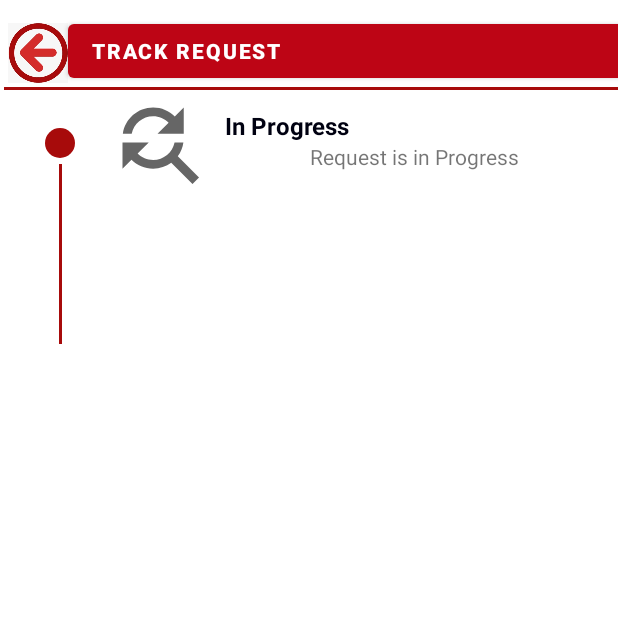
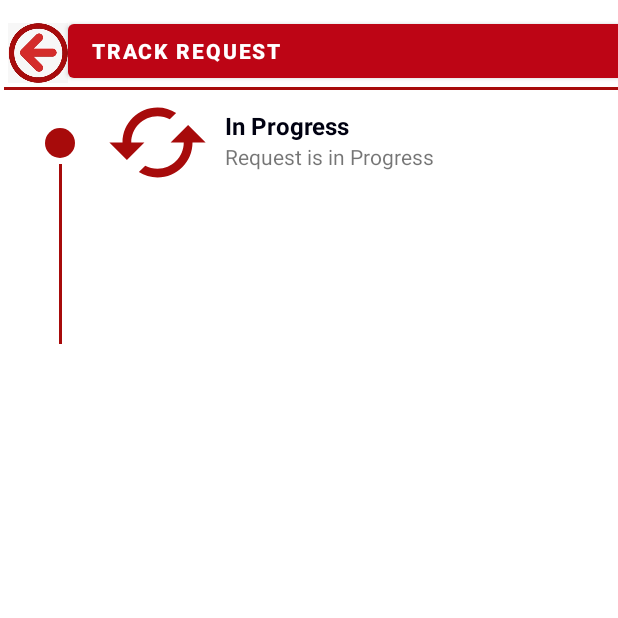
Before and after one commit to EmadAnwer/b-donor, an Android app: the ProgressActivity screen opened directly, with no data from a screen before it, on a phone screen of 412 x 824 dp, the top half of it. Run offline under Robolectric (Android 15) with nearby library versions, the phone set to English and light mode, and no system bars; libraries missing offline, so code that uses them is left out: com.backendless, com.backendless.async, com.backendless.exceptions, com.backendless.persistence; 2 statements that could not run were skipped.

Commit message:
before final

```diff
--- a/app/src/main/java/com/example/gradandroidfirsttry/ProgressActivity.java
+++ b/app/src/main/java/com/example/gradandroidfirsttry/ProgressActivity.java
@@ -12,6 +12,7 @@ import android.util.Log;
 import android.view.View;
 import android.widget.ProgressBar;
 import android.widget.TextView;
+import android.widget.Toast;
 
 import com.backendless.Backendless;
 import com.backendless.BackendlessUser;
@@ -23,7 +24,7 @@ import java.util.ArrayList;
 import java.util.List;
 
 public class ProgressActivity extends AppCompatActivity {
-    ConstraintLayout confirmedConstraintLayout, acceptedConstraintLayout;
+    ConstraintLayout inProgressConstraintLayout,confirmedConstraintLayout, acceptedConstraintLayout;
     SharedPreferences pref;
     String requestID;
     DataQueryBuilder queryBuilder = DataQueryBuilder.create();
@@ -36,6 +37,8 @@ public class ProgressActivity extends AppCompatActivity {
         if (getSupportActionBar() != null) {
             getSupportActionBar().hide();
         }
+
+        inProgressConstraintLayout = findViewById(R.id.inProgressConstraintLayout);
         confirmedConstraintLayout= findViewById(R.id.confirmedConstraintLayout);
         acceptedConstraintLayout= findViewById(R.id.acceptedConstraintLayout);
 
@@ -63,14 +66,16 @@ public class ProgressActivity extends AppCompatActivity {
             @Override
             public void handleResponse(Integer response) {
                 if(response != 0)
+                    inProgressConstraintLayout.setVisibility(View.VISIBLE);
                     confirmedConstraintLayout.setVisibility(View.VISIBLE);
-
 
             }
 
             @Override
             public void handleFault(BackendlessFault fault) {
 
+                Toast.makeText(ProgressActivity.this, "error"+fault.toString() ,Toast.LENGTH_LONG).show();
+
             }
         });
 
--- /dev/null
+++ b/app/src/main/res/drawable/ic_baseline_cached_24.xml
@@ -0,0 +1,5 @@
+<vector android:height="24dp" android:tint="#A70B0B"
+    android:viewportHeight="24" android:viewportWidth="24"
+    android:width="24dp" xmlns:android="http://schemas.android.com/apk/res/android">
+    <path android:fillColor="@android:color/white" android:pathData="M19,8l-4,4h3c0,3.31 -2.69,6 -6,6 -1.01,0 -1.97,-0.25 -2.8,-0.7l-1.46,1.46C8.97,19.54 10.43,20 12,20c4.42,0 8,-3.58 8,-8h3l-4,-4zM6,12c0,-3.31 2.69,-6 6,-6 1.01,0 1.97,0.25 2.8,0.7l1.46,-1.46C15.03,4.46 13.57,4 12,4c-4.42,0 -8,3.58 -8,8H1l4,4 4,-4H6z"/>
+</vector>
--- /dev/null
+++ b/app/src/main/res/drawable/ic_baseline_confirmation_number_24.xml
@@ -0,0 +1,5 @@
+<vector android:height="24dp" android:tint="#A70B0B"
+    android:viewportHeight="24" android:viewportWidth="24"
+    android:width="24dp" xmlns:android="http://schemas.android.com/apk/res/android">
+    <path android:fillColor="@android:color/white" android:pathData="M22,10V6c0,-1.11 -0.9,-2 -2,-2H4C2.9,4 2.01,4.89 2.01,6v4C3.11,10 4,10.9 4,12s-0.89,2 -2,2v4c0,1.1 0.9,2 2,2h16c1.1,0 2,-0.9 2,-2v-4c-1.1,0 -2,-0.9 -2,-2S20.9,10 22,10zM13,17.5h-2v-2h2V17.5zM13,13h-2v-2h2V13zM13,8.5h-2v-2h2V8.5z"/>
+</vector>
--- a/app/src/main/res/drawable/orderconfirmed.xml
+++ b/app/src/main/res/drawable/orderconfirmed.xml
@@ -5,6 +5,6 @@
     android:viewportHeight="24"
     android:tint="?attr/colorControlNormal">
   <path
-      android:fillColor="@android:color/white"
+      android:fillColor="@color/main_red"
       android:pathData="M22,10V6c0,-1.11 -0.9,-2 -2,-2H4C2.9,4 2.01,4.89 2.01,6v4C3.11,10 4,10.9 4,12s-0.89,2 -2,2v4c0,1.1 0.9,2 2,2h16c1.1,0 2,-0.9 2,-2v-4c-1.1,0 -2,-0.9 -2,-2S20.9,10 22,10zM13,17.5h-2v-2h2V17.5zM13,13h-2v-2h2V13zM13,8.5h-2v-2h2V8.5z"/>
 </vector>
--- a/app/src/main/res/drawable/orderplaced.xml
+++ b/app/src/main/res/drawable/orderplaced.xml
@@ -1,10 +1,11 @@
-<vector xmlns:android="http://schemas.android.com/apk/res/android"
+<vector
+    xmlns:android="http://schemas.android.com/apk/res/android"
     android:width="24dp"
     android:height="24dp"
     android:viewportWidth="24"
     android:viewportHeight="24"
     android:tint="?attr/colorControlNormal">
   <path
-      android:fillColor="@android:color/white"
+      android:fillColor="@color/main_red"
       android:pathData="M11,6c1.38,0 2.63,0.56 3.54,1.46L12,10h6L18,4l-2.05,2.05C14.68,4.78 12.93,4 11,4c-3.53,0 -6.43,2.61 -6.92,6L6.1,10c0.46,-2.28 2.48,-4 4.9,-4zM16.64,15.14c0.66,-0.9 1.12,-1.97 1.28,-3.14L15.9,12c-0.46,2.28 -2.48,4 -4.9,4 -1.38,0 -2.63,-0.56 -3.54,-1.46L10,12L4,12v6l2.05,-2.05C7.32,17.22 9.07,18 11,18c1.55,0 2.98,-0.51 4.14,-1.36L20,21.49 21.49,20l-4.85,-4.86z"/>
 </vector>
--- a/app/src/main/res/drawable/shape_status_completed.xml
+++ b/app/src/main/res/drawable/shape_status_completed.xml
@@ -1,5 +1,6 @@
 <?xml version="1.0" encoding="utf-8"?>
-<shape xmlns:android="http://schemas.android.com/apk/res/android"
+<shape
+    xmlns:android="http://schemas.android.com/apk/res/android"
     android:shape="oval">
     <solid android:color="@color/main_red"/>
 
--- a/app/src/main/res/layout/activity_progress.xml
+++ b/app/src/main/res/layout/activity_progress.xml
@@ -60,7 +60,7 @@
             android:layout_width="70dp"
             android:layout_height="70dp"
             android:layout_marginStart="20dp"
-            android:src="@drawable/orderplaced"
+            android:src="@drawable/ic_baseline_cached_24"
             app:layout_constraintStart_toEndOf="@+id/view_order_placed"
             app:layout_constraintTop_toTopOf="parent" />
 
@@ -103,6 +103,7 @@
             android:layout_height="wrap_content"
             android:text="Request is in Progress"
             app:layout_constraintEnd_toEndOf="@id/textorderplaced"
+            app:layout_constraintHorizontal_bias="0.0"
             app:layout_constraintStart_toStartOf="@+id/textorderplaced"
             app:layout_constraintTop_toBottomOf="@+id/textorderplaced" />
 
@@ -132,12 +133,14 @@
             android:layout_height="wrap_content"
             android:layout_marginStart="10dp"
             android:layout_marginEnd="10dp"
+            android:layout_marginBottom="4dp"
             android:text="Confirmed and Delivered"
-            android:textColor="@color/colorTextTrackReq"
+            android:textColor="@color/black"
             android:textSize="16sp"
             android:textStyle="bold"
             app:layout_constraintBottom_toTopOf="@+id/supporter_confirmed"
             app:layout_constraintEnd_toEndOf="parent"
+            app:layout_constraintHorizontal_bias="1.0"
             app:layout_constraintStart_toEndOf="@+id/img_orderconfirmed" />
 
         <View
@@ -166,14 +169,14 @@
             android:layout_marginStart="30dp"
             android:background="@drawable/shape_status_completed"
             app:layout_constraintStart_toStartOf="parent"
-            app:layout_constraintTop_toTopOf="@+id/img_orderconfirmed" />
+            app:layout_constraintTop_toTopOf="@+id/img_orderconfirmed"/>
 
         <ImageView
             android:id="@+id/img_orderconfirmed"
             android:layout_width="70dp"
             android:layout_height="70dp"
             android:layout_marginStart="20dp"
-            android:src="@drawable/orderconfirmed"
+            android:src="@drawable/ic_baseline_confirmation_number_24"
             app:layout_constraintStart_toEndOf="@+id/view_order_confirmed"
             app:layout_constraintTop_toTopOf="parent" />
 
@@ -182,15 +185,17 @@
             android:layout_width="wrap_content"
             android:layout_height="wrap_content"
             android:text="Request has Confirmed and Delivered"
+            android:textColor="@color/given_gray"
             app:layout_constraintEnd_toEndOf="@id/text_confirmed"
+            app:layout_constraintHorizontal_bias="0.0"
             app:layout_constraintStart_toStartOf="@+id/text_confirmed"
             app:layout_constraintTop_toBottomOf="@+id/text_confirmed" />
     </androidx.constraintlayout.widget.ConstraintLayout>
 
     <androidx.constraintlayout.widget.ConstraintLayout
         android:id="@+id/acceptedConstraintLayout"
-        android:layout_width="0dp"
-        android:layout_height="wrap_content"
+        android:layout_width="389dp"
+        android:layout_height="127dp"
         android:visibility="invisible"
         app:layout_constraintEnd_toEndOf="parent"
         app:layout_constraintStart_toStartOf="parent"
@@ -201,7 +206,7 @@
             android:layout_width="20dp"
             android:layout_height="20dp"
             android:layout_marginStart="28dp"
-            android:background="@drawable/shape_status_current"
+            android:background="@drawable/shape_status_completed"
             app:layout_constraintStart_toStartOf="parent"
             app:layout_constraintTop_toTopOf="@+id/orderpickup" />
 
--- a/app/src/main/res/layout/patient_request.xml
+++ b/app/src/main/res/layout/patient_request.xml
@@ -53,7 +53,7 @@
         android:id="@+id/patient_name"
         android:layout_width="wrap_content"
         android:layout_height="wrap_content"
-        android:hint="Enter first Name"
+        android:hint="Enter patient name"
         android:textColorHint="@color/light_gray"
         android:layout_marginLeft="130dp"
         android:inputType="text"/>
```
Also changed, not shown: app/src/main/res/layout/person_registration.xml (+12 -6 lines).
